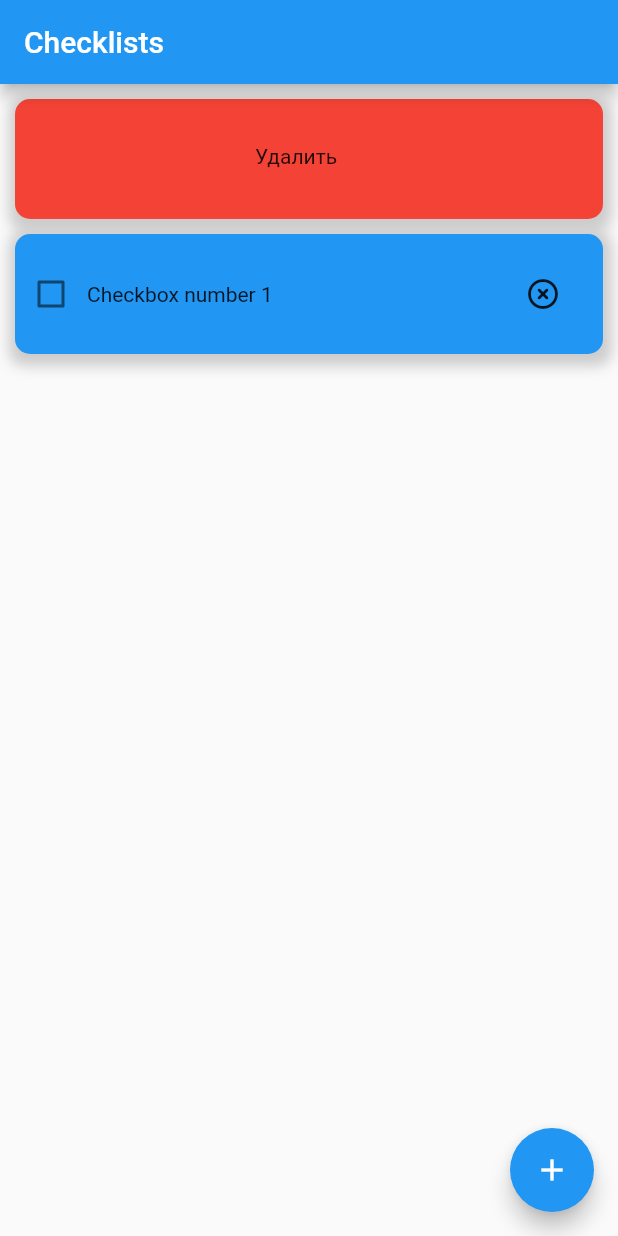
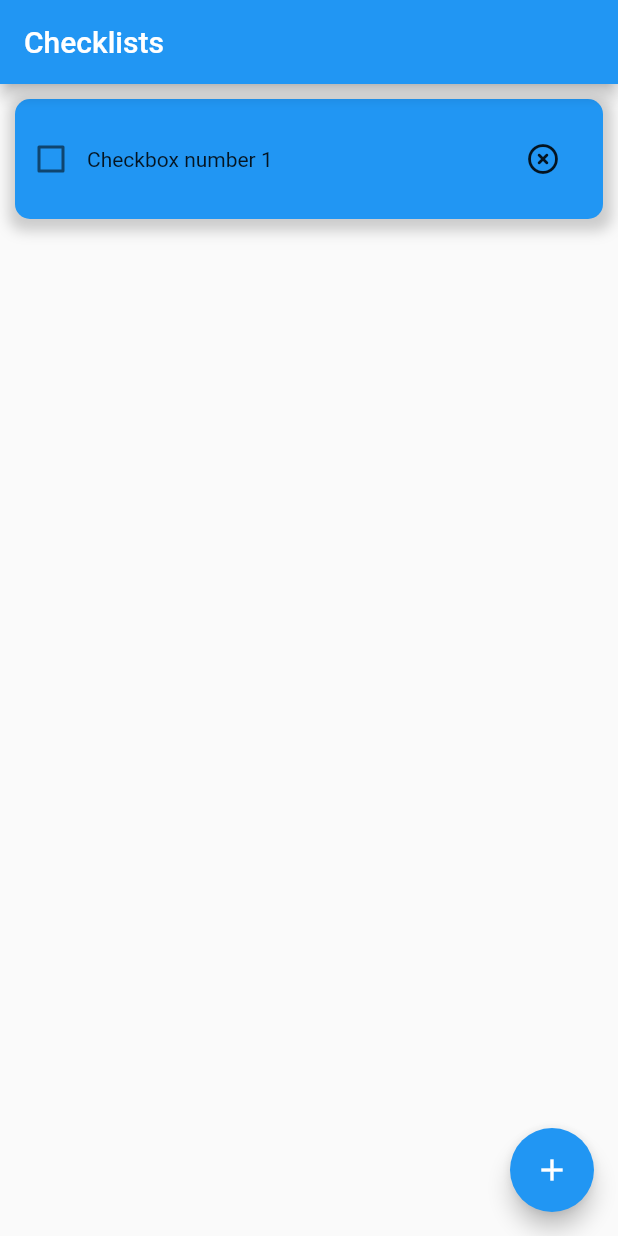
Before and after one commit to Falcon5253/Daily-Universe, a Flutter app: the screen it shows after launch, after a tap on the "add" icon, on a phone screen of 412 x 824 dp. Run offline on Flutter 3.47's test engine with Material 2 defaults, Android fonts, the phone set to English and light mode, and no system bars.

Commit message:
доделал

```diff
--- a/Mobile/daily_universe/lib/checkboxes.dart
+++ b/Mobile/daily_universe/lib/checkboxes.dart
@@ -3,7 +3,6 @@ import 'package:flutter/material.dart';
 // Переменная хранящая в себе все элементы класса CheckField
 Map<int, CheckField> checkboxesList = {};
 // Переменная передается в другой виджет любым способом, например:
-//   children: checkboxesList.keys.map( (key) => CheckField(key, checkboxesList)).toList()
 
 
 
@@ -12,8 +11,8 @@ bool uniqueCheckFieldValueTransfer = false;
 
 
 class CheckField extends StatefulWidget {
-  int checkId;
-  bool checkValue;
+  final int checkId;
+  final bool checkValue;
   CheckField(this.checkId, this.checkValue, {Key? key}) : super(key: key) {
     uniqueCheckFieldIdTransfer = checkId;
     uniqueCheckFieldValueTransfer = checkValue;
@@ -26,11 +25,12 @@ class CheckField extends StatefulWidget {
 class _CheckFieldState extends State<CheckField> {
   int checkId = uniqueCheckFieldIdTransfer;
   bool checkValue = uniqueCheckFieldValueTransfer;
+  bool isDeleted = false;
   _CheckFieldState();
 
   @override
   Widget build(BuildContext context) {
-    return Container(
+    return isDeleted ? const SizedBox.shrink() : Container(
       margin: const EdgeInsets.only(top: 10),
       width: MediaQuery.of(context).size.width - 20,
       height: 80,
@@ -82,7 +82,7 @@ class _CheckFieldState extends State<CheckField> {
                 child:  InkWell(
                   onTap: () {
                     setState(() {
-                      checkboxesList.remove(checkId);
+                      isDeleted = true;
                     });
                   },
                   child: const Icon(
@@ -100,20 +100,16 @@ class _CheckFieldState extends State<CheckField> {
 }
 
 
+// Для добавления новых обьектов CheckField используйте следующую функцию
+void addCheckbox(int id, bool value) {
+  checkboxesList.addEntries([MapEntry(id, CheckField(id, value))]);
+}
+// Пример:  addCheckbox(0, false)
 
-// Для отрисовки всех объектов класса CheckField из checkboxesList можно использовать
-// Widget CustomScrollView, например так:
-//    CustomScrollView(
-//      slivers: [
-//        SliverFillRemaining(
-//          hasScrollBody: false,
-//          child: Column(
-//           children: checkboxesList.keys.map( (key) => CheckField(key, checkboxesList)).toList()
-//          )
-//        )
-//      ]
-//    )
-//
-// void addCheckbox {
-//   checkboxesList.addEntries([MapEntry(++_count, ["false", "text $_count"])]);
-// }
+
+
+// Для отрисовки всех чекбоксов можно использовать колонки
+// можете передать их туда в виде массива следующим образом:
+//  Column (
+//    children: checkboxesList.values.toList()
+//  )
--- a/Mobile/daily_universe/lib/main.dart
+++ b/Mobile/daily_universe/lib/main.dart
@@ -41,53 +41,18 @@ class _HomeState extends State<Home> {
     return Scaffold(
       floatingActionButton: FloatingActionButton(
         child: const Icon(Icons.add),
-        onPressed: () => setState(() => checkboxesList.addEntries([MapEntry(++counter, CheckField(counter, false))])),
+        onPressed: () => setState(() => addCheckbox(++counter, false))
       ),
       body: CustomScrollView(
         slivers: [
           SliverFillRemaining(
             hasScrollBody: false,
-            child: Column(
-              children: <Widget>[
-                Container(
-                  margin: const EdgeInsets.only(top: 10),
-                  width: MediaQuery.of(context).size.width - 20,
-                  height: 80,
-                  decoration: BoxDecoration(
-                    color: Colors.red,
-                    borderRadius: const BorderRadius.only(
-                      topLeft: Radius.circular(10),
-                      topRight: Radius.circular(10),
-                      bottomLeft: Radius.circular(10),
-                      bottomRight: Radius.circular(10)
-                    ),
-                    boxShadow: [
-                      BoxShadow(
-                        color: Colors.grey.withOpacity(0.5),
-                        spreadRadius: 5,
-                        blurRadius: 7,
-                        offset: const Offset(1, 3),
-                      ),
-                    ],
-                  ),
-                  child: Material(
-                    color: Colors.transparent,
-                    child: InkWell(
-                      onTap: () {
-                        setState(() {
-                          checkboxesList.remove(counter--);
-                        });
-                      },
-                      child: Container( margin: EdgeInsets.only(left: 160, top: 30), width: 200, height: 40, child: Text("Удалить"))
-                    )
-                  )
-                )
-              ] + checkboxesList.values.toList()
+            child: Column (
+              children: checkboxesList.values.toList()
             )
           )
         ]
       ),
-
     );
   }
 }
```
